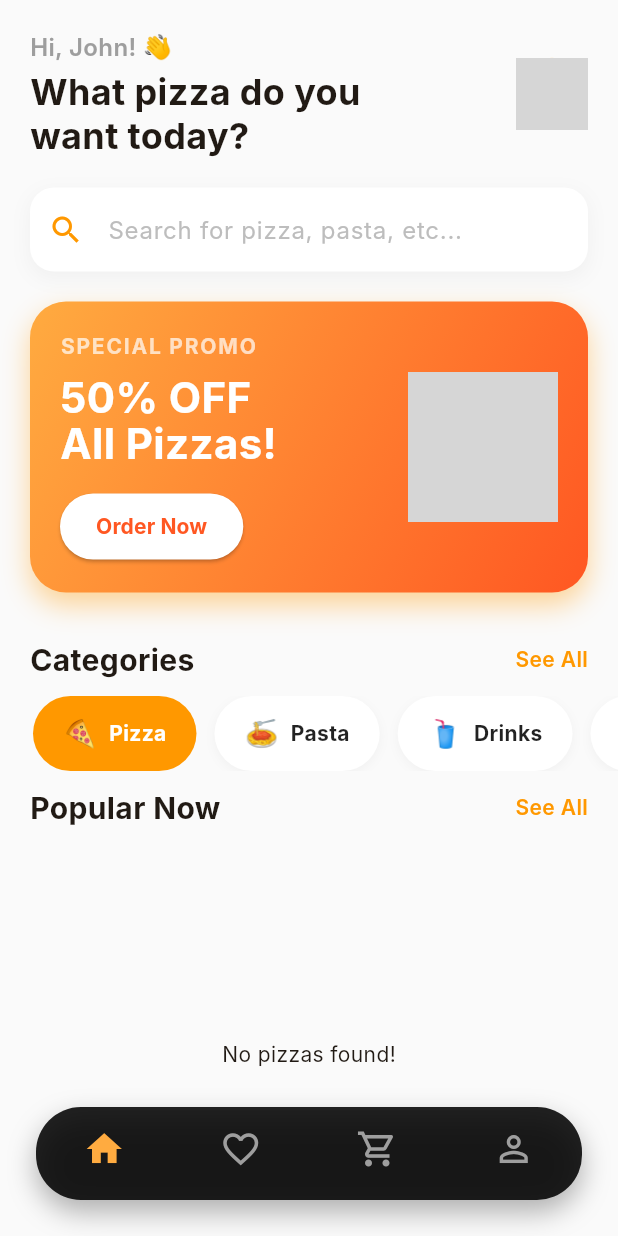
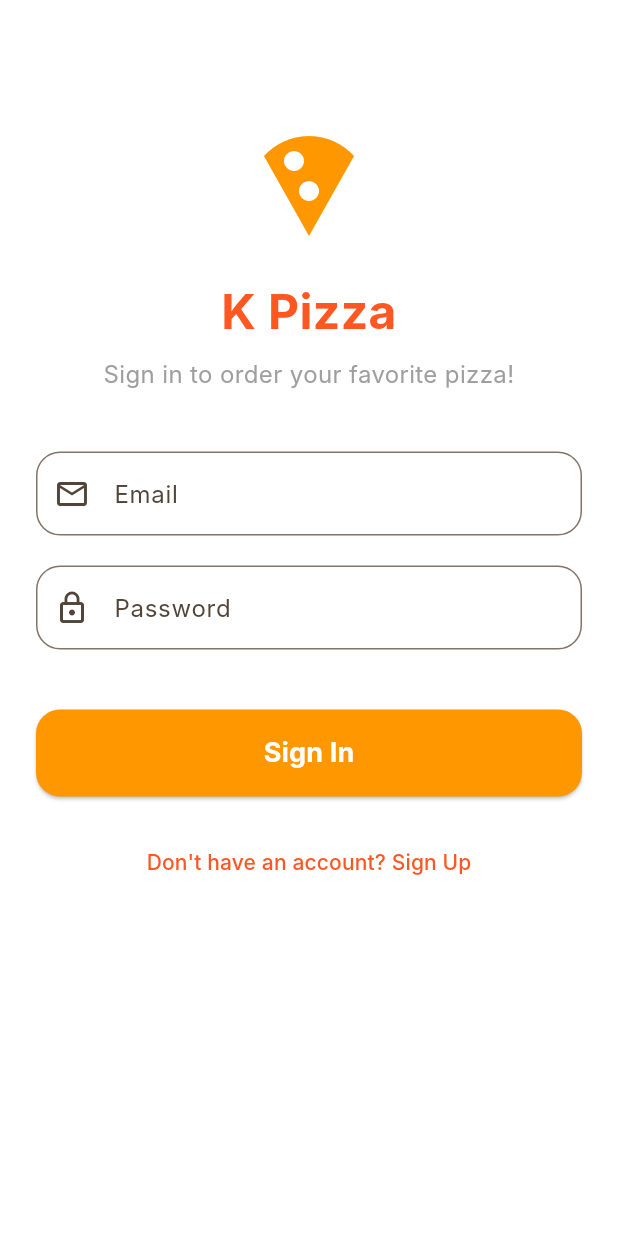
Before and after one commit to ErebAsh/pizza, a Flutter app: the screen it shows after launch, on a phone screen of 412 x 824 dp. Run offline on Flutter 3.47's test engine with Material 3 defaults, Android fonts, the phone set to English and light mode, and no system bars; our stand-ins replace cloud_firestore, firebase_auth, firebase_core; accounts and stored records are empty; Roboto replaces fonts that are missing (Inter); grey boxes are pictures that could not be loaded.

Commit message:
Add Firebase Auth & Login Screen

```diff
--- a/lib/main.dart
+++ b/lib/main.dart
@@ -1,7 +1,9 @@
 import 'package:firebase_core/firebase_core.dart';
 import 'package:flutter/material.dart';
 import 'package:provider/provider.dart';
+import 'package:firebase_auth/firebase_auth.dart';
 import 'screens/main_screen.dart';
+import 'screens/login_screen.dart';
 import 'providers/cart_provider.dart';
 
 void main() async {
@@ -34,7 +36,18 @@ class KPizzaApp extends StatelessWidget {
         useMaterial3: true,
         fontFamily: 'Inter', // Assuming we will use a modern font
       ),
-      home: const MainScreen(),
+      home: StreamBuilder<User?>(
+        stream: FirebaseAuth.instance.authStateChanges(),
+        builder: (context, snapshot) {
+          if (snapshot.connectionState == ConnectionState.waiting) {
+            return const Scaffold(body: Center(child: CircularProgressIndicator()));
+          }
+          if (snapshot.hasData) {
+            return const MainScreen();
+          }
+          return const LoginScreen();
+        },
+      ),
     );
   }
 }
--- /dev/null
+++ b/lib/screens/login_screen.dart
@@ -0,0 +1,134 @@
+import 'package:flutter/material.dart';
+import 'package:firebase_auth/firebase_auth.dart';
+
+class LoginScreen extends StatefulWidget {
+  const LoginScreen({super.key});
+
+  @override
+  State<LoginScreen> createState() => _LoginScreenState();
+}
+
+class _LoginScreenState extends State<LoginScreen> {
+  final _emailController = TextEditingController();
+  final _passwordController = TextEditingController();
+  bool _isLoading = false;
+  bool _isLogin = true; // Toggle between Login and Signup
+
+  Future<void> _submit() async {
+    setState(() => _isLoading = true);
+    try {
+      if (_isLogin) {
+        await FirebaseAuth.instance.signInWithEmailAndPassword(
+          email: _emailController.text.trim(),
+          password: _passwordController.text.trim(),
+        );
+      } else {
+        await FirebaseAuth.instance.createUserWithEmailAndPassword(
+          email: _emailController.text.trim(),
+          password: _passwordController.text.trim(),
+        );
+      }
+    } on FirebaseAuthException catch (e) {
+      ScaffoldMessenger.of(context).showSnackBar(
+        SnackBar(content: Text(e.message ?? 'Authentication failed')),
+      );
+    }
+    setState(() => _isLoading = false);
+  }
+
+  @override
+  void dispose() {
+    _emailController.dispose();
+    _passwordController.dispose();
+    super.dispose();
+  }
+
+  @override
+  Widget build(BuildContext context) {
+    return Scaffold(
+      backgroundColor: Colors.white,
+      body: SafeArea(
+        child: SingleChildScrollView(
+          padding: const EdgeInsets.all(24.0),
+          child: Column(
+            crossAxisAlignment: CrossAxisAlignment.stretch,
+            children: [
+              const SizedBox(height: 60),
+              const Icon(Icons.local_pizza, size: 80, color: Colors.orange),
+              const SizedBox(height: 20),
+              Text(
+                'K Pizza',
+                textAlign: TextAlign.center,
+                style: TextStyle(
+                  fontSize: 32,
+                  fontWeight: FontWeight.bold,
+                  color: Colors.deepOrange,
+                ),
+              ),
+              const SizedBox(height: 8),
+              Text(
+                _isLogin ? 'Sign in to order your favorite pizza!' : 'Create an account to get started!',
+                textAlign: TextAlign.center,
+                style: const TextStyle(fontSize: 16, color: Colors.grey),
+              ),
+              const SizedBox(height: 40),
+              TextField(
+                controller: _emailController,
+                decoration: InputDecoration(
+                  labelText: 'Email',
+                  prefixIcon: const Icon(Icons.email_outlined),
+                  border: OutlineInputBorder(
+                    borderRadius: BorderRadius.circular(16),
+                  ),
+                ),
+                keyboardType: TextInputType.emailAddress,
+              ),
+              const SizedBox(height: 20),
+              TextField(
+                controller: _passwordController,
+                decoration: InputDecoration(
+                  labelText: 'Password',
+                  prefixIcon: const Icon(Icons.lock_outline),
+                  border: OutlineInputBorder(
+                    borderRadius: BorderRadius.circular(16),
+                  ),
+                ),
+                obscureText: true,
+              ),
+              const SizedBox(height: 40),
+              _isLoading
+                  ? const Center(child: CircularProgressIndicator(color: Colors.orange))
+                  : ElevatedButton(
+                      onPressed: _submit,
+                      style: ElevatedButton.styleFrom(
+                        backgroundColor: Colors.orange,
+                        foregroundColor: Colors.white,
+                        padding: const EdgeInsets.symmetric(vertical: 16),
+                        shape: RoundedRectangleBorder(
+                          borderRadius: BorderRadius.circular(16),
+                        ),
+                      ),
+                      child: Text(
+                        _isLogin ? 'Sign In' : 'Sign Up',
+                        style: const TextStyle(fontSize: 18, fontWeight: FontWeight.bold),
+                      ),
+                    ),
+              const SizedBox(height: 20),
+              TextButton(
+                onPressed: () {
+                  setState(() {
+                    _isLogin = !_isLogin;
+                  });
+                },
+                child: Text(
+                  _isLogin ? 'Don\'t have an account? Sign Up' : 'Already have an account? Sign In',
+                  style: const TextStyle(color: Colors.deepOrange),
+                ),
+              ),
+            ],
+          ),
+        ),
+      ),
+    );
+  }
+}
--- a/pubspec.yaml
+++ b/pubspec.yaml
@@ -37,6 +37,7 @@ dependencies:
   firebase_core: ^4.15.0
   provider: ^6.1.5+1
   cloud_firestore: ^6.10.0
+  firebase_auth: ^6.7.0
 
 dev_dependencies:
   flutter_test:
```
Also changed, not shown: lib/screens/profile_screen.dart (+42 -2 lines), pubspec.lock.
